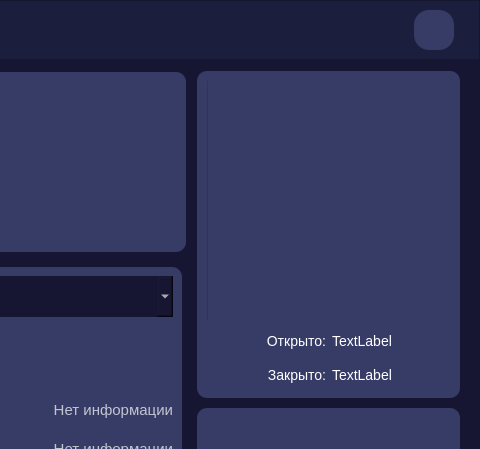
First picture: the form in interfaces/main_page.ui, repository ArtShibaev/Bugtracker, before the edit; both pictures show x 846 to 1326 and y 0 to 449 of the 1326 by 750 pixel window.
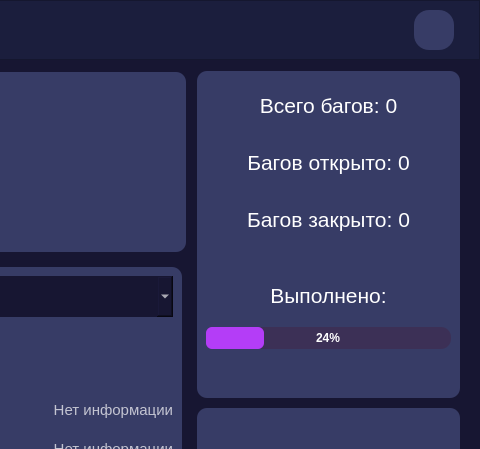
Second picture: the form after the edit.

Commit message: Добавлена статистика в альтернативном виде Проект снова работает на PySide6

Patch:
```diff
--- a/interfaces/main_page.ui
+++ b/interfaces/main_page.ui
@@ -1248,90 +1248,111 @@
                 <item row="0" column="0">
                  <layout class="QVBoxLayout" name="verticalLayout">
                   <item>
-                   <widget class="QProgressBar" name="round_progress">
-                    <property name="minimumSize">
-                     <size>
-                      <width>243</width>
-                      <height>241</height>
-                     </size>
+                   <widget class="QLabel" name="all_p">
+                    <property name="styleSheet">
+                     <string notr="true">color: white;
+font-size: 21px;</string>
                     </property>
-                    <property name="maximumSize">
+                    <property name="text">
+                     <string>Всего багов: 0</string>
+                    </property>
+                    <property name="alignment">
+                     <set>Qt::AlignCenter</set>
+                    </property>
+                   </widget>
+                  </item>
+                  <item>
+                   <widget class="QLabel" name="open_p">
+                    <property name="styleSheet">
+                     <string notr="true">color: white;
+font-size: 21px;</string>
+                    </property>
+                    <property name="text">
+                     <string>Багов открыто: 0</string>
+                    </property>
+                    <property name="alignment">
+                     <set>Qt::AlignCenter</set>
+                    </property>
+                   </widget>
+                  </item>
+                  <item>
+                   <widget class="QLabel" name="close_p">
+                    <property name="styleSheet">
+                     <string notr="true">color: white;
+font-size: 21px;</string>
+                    </property>
+                    <property name="text">
+                     <string>Багов закрыто: 0</string>
+                    </property>
+                    <property name="alignment">
+                     <set>Qt::AlignCenter</set>
+                    </property>
+                   </widget>
+                  </item>
+                  <item>
+                   <spacer name="verticalSpacer_9">
+                    <property name="orientation">
+                     <enum>Qt::Vertical</enum>
+                    </property>
+                    <property name="sizeType">
+                     <enum>QSizePolicy::Preferred</enum>
+                    </property>
+                    <property name="sizeHint" stdset="0">
                      <size>
-                      <width>243</width>
-                      <height>241</height>
+                      <width>20</width>
+                      <height>20</height>
                      </size>
+                    </property>
+                   </spacer>
+                  </item>
+                  <item>
+                   <widget class="QLabel" name="label_4">
+                    <property name="styleSheet">
+                     <string notr="true">color: white;
+font-size: 21px;</string>
+                    </property>
+                    <property name="text">
+                     <string>Выполнено:</string>
+                    </property>
+                    <property name="alignment">
+                     <set>Qt::AlignCenter</set>
+                    </property>
+                   </widget>
+                  </item>
+                  <item>
+                   <widget class="QProgressBar" name="progress3">
+                    <property name="styleSheet">
+                     <string notr="true">QProgressBar {
+    text-align: center;
+	background-color: #3C3056;
+	color: white;
+	font-weight: bold;
+}
+QProgressBar::chunk {
+    background-color: #B43DF7;
+	border-radius: 6px;
+}</string>
                     </property>
                     <property name="value">
-                     <number>0</number>
-                    </property>
-                    <property name="alignment">
-                     <set>Qt::AlignCenter</set>
-                    </property>
-                    <property name="format">
-                     <string/>
+                     <number>24</number>
                     </property>
                    </widget>
                   </item>
                   <item>
-                   <layout class="QHBoxLayout" name="horizontalLayout">
-                    <item>
-                     <widget class="QLabel" name="label">
-                      <property name="styleSheet">
-                       <string notr="true">color: white;
-font-size: 14px;</string>
-                      </property>
-                      <property name="text">
-                       <string>Открыто:</string>
-                      </property>
-                      <property name="alignment">
-                       <set>Qt::AlignRight|Qt::AlignTrailing|Qt::AlignVCenter</set>
-                      </property>
-                     </widget>
-                    </item>
-                    <item>
-                     <widget class="QLabel" name="open_l">
-                      <property name="styleSheet">
-                       <string notr="true">color: white;
-font-size: 14px;</string>
-                      </property>
-                      <property name="text">
-                       <string>TextLabel</string>
-                      </property>
-                      <property name="alignment">
-                       <set>Qt::AlignLeading|Qt::AlignLeft|Qt::AlignVCenter</set>
-                      </property>
-                     </widget>
-                    </item>
-                   </layout>
-                  </item>
-                  <item>
-                   <layout class="QHBoxLayout" name="horizontalLayout_2">
-                    <item>
-                     <widget class="QLabel" name="label_2">
-                      <property name="styleSheet">
-                       <string notr="true">color: white;
-font-size: 14px;</string>
-                      </property>
-                      <property name="text">
-                       <string>Закрыто:</string>
-                      </property>
-                      <property name="alignment">
-                       <set>Qt::AlignRight|Qt::AlignTrailing|Qt::AlignVCenter</set>
-                      </property>
-                     </widget>
-                    </item>
-                    <item>
-                     <widget class="QLabel" name="close_l">
-                      <property name="styleSheet">
-                       <string notr="true">color: white;
-font-size: 14px;</string>
-                      </property>
-                      <property name="text">
-                       <string>TextLabel</string>
-                      </property>
-                     </widget>
-                    </item>
-                   </layout>
+                   <spacer name="verticalSpacer_8">
+                    <property name="orientation">
+                     <enum>Qt::Vertical</enum>
+                    </property>
+                    <property name="sizeType">
+                     <enum>QSizePolicy::Fixed</enum>
+                    </property>
+                    <property name="sizeHint" stdset="0">
+                     <size>
+                      <width>20</width>
+                      <height>40</height>
+                     </size>
+                    </property>
+                   </spacer>
                   </item>
                  </layout>
                 </item>
```
Left out of the diff: 4 changed lines with no effect on the pictures. The commit also changes 2 other files.
